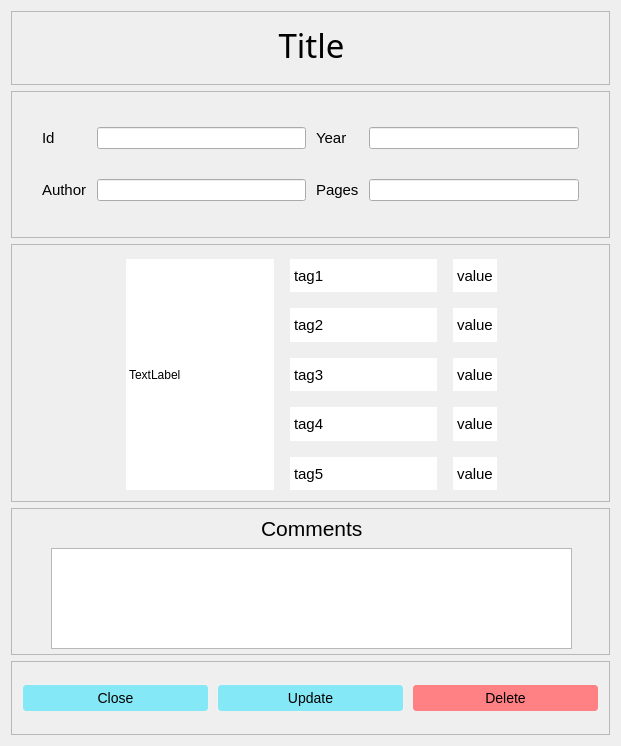
Qt form ui/book_details.ui (ShmuelAmir/books-qt) before a commit.
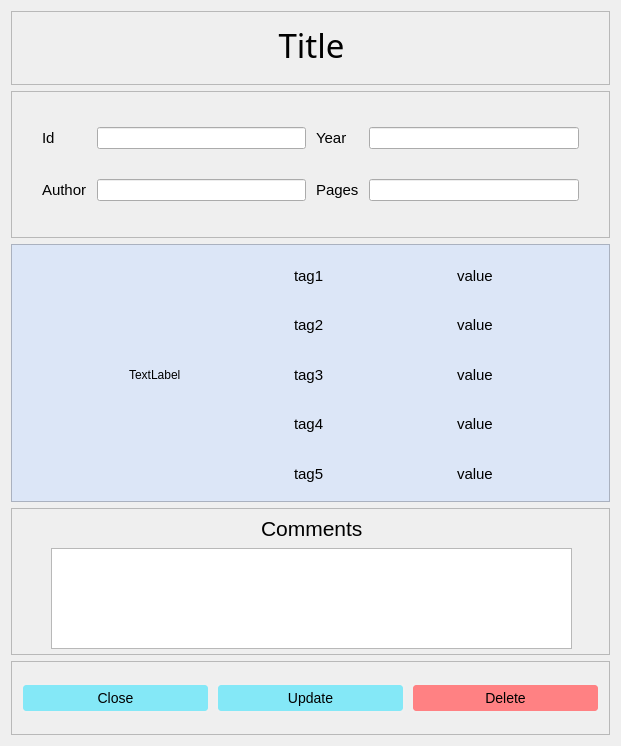
The same form after that commit. Icons and pictures are not drawn.

What changed in the file:
```diff
--- a/ui/book_details.ui
+++ b/ui/book_details.ui
@@ -206,6 +206,9 @@
        <verstretch>0</verstretch>
       </sizepolicy>
      </property>
+     <property name="styleSheet">
+      <string notr="true">background-color: #dce6f7;</string>
+     </property>
      <property name="frameShape">
       <enum>QFrame::StyledPanel</enum>
      </property>
```
Left out of the diff: 9 changed lines with no effect on the pictures.
